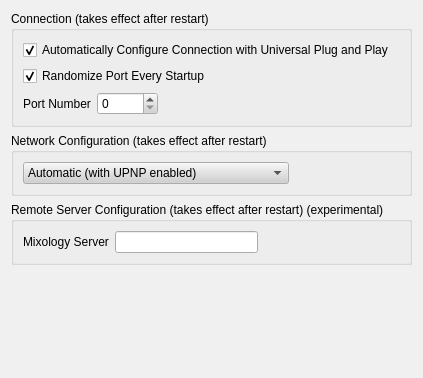
First picture: the form in MixologistGui/gui/Preferences/ServerDialog.ui, repository rebeccaskinner/The-Mixologist, before the edit.
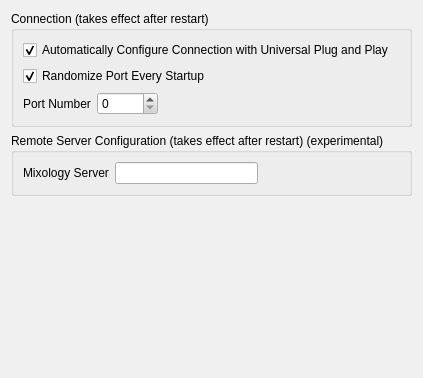
Second picture: the form after the edit.

The edit to the form file:
```diff
--- a/MixologistGui/gui/Preferences/ServerDialog.ui
+++ b/MixologistGui/gui/Preferences/ServerDialog.ui
@@ -598,60 +598,6 @@
      </layout>
     </widget>
    </item>
-   <item>
-    <widget class="QGroupBox" name="NetConfigBox">
-     <property name="sizePolicy">
-      <sizepolicy hsizetype="Preferred" vsizetype="Preferred">
-       <horstretch>0</horstretch>
-       <verstretch>0</verstretch>
-      </sizepolicy>
-     </property>
-     <property name="title">
-      <string>Network Configuration (takes effect after restart)</string>
-     </property>
-     <layout class="QHBoxLayout">
-      <item>
-       <widget class="QComboBox" name="netModeComboBox">
-        <item>
-         <property name="text">
-          <string>Automatic (with UPNP enabled)</string>
-         </property>
-        </item>
-        <item>
-         <property name="text">
-          <string>Firewall with UDP tunneling</string>
-         </property>
-        </item>
-        <item>
-         <property name="text">
-          <string>Firewall with TCP ports forwarded manually</string>
-         </property>
-        </item>
-       </widget>
-      </item>
-      <item>
-       <spacer>
-        <property name="orientation">
-         <enum>Qt::Horizontal</enum>
-        </property>
-        <property name="sizeHint" stdset="0">
-         <size>
-          <width>40</width>
-          <height>20</height>
-         </size>
-        </property>
-       </spacer>
-      </item>
-      <item>
-       <layout class="QVBoxLayout">
-        <item>
-         <layout class="QHBoxLayout"/>
-        </item>
-       </layout>
-      </item>
-     </layout>
-    </widget>
-   </item>
    <item>
     <widget class="QGroupBox" name="remoteBox">
      <property name="sizePolicy">
```
